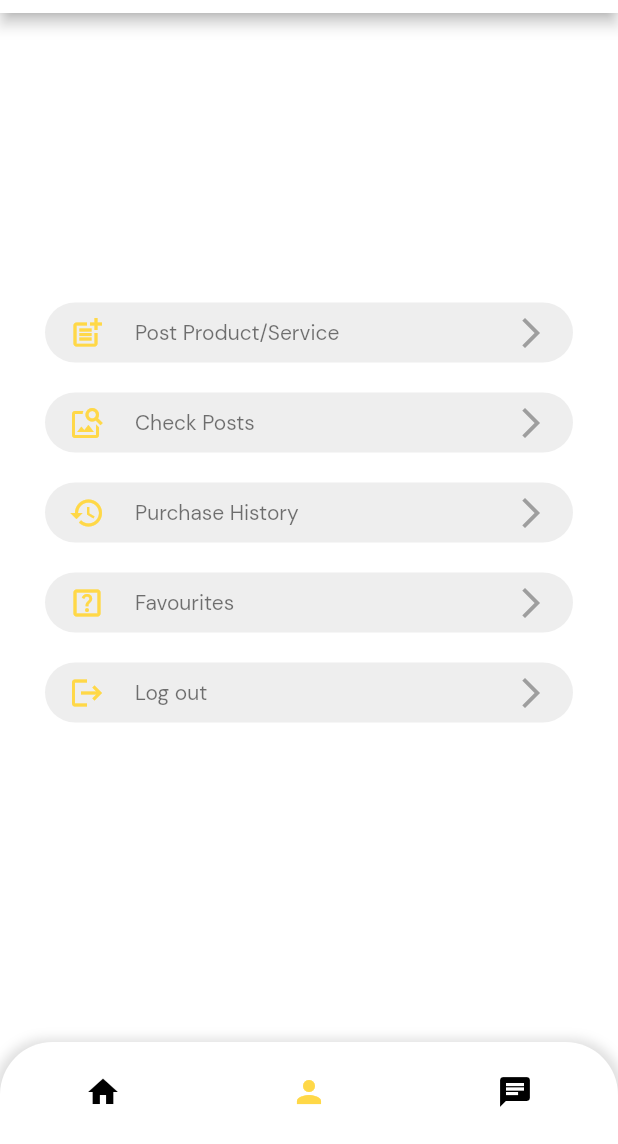
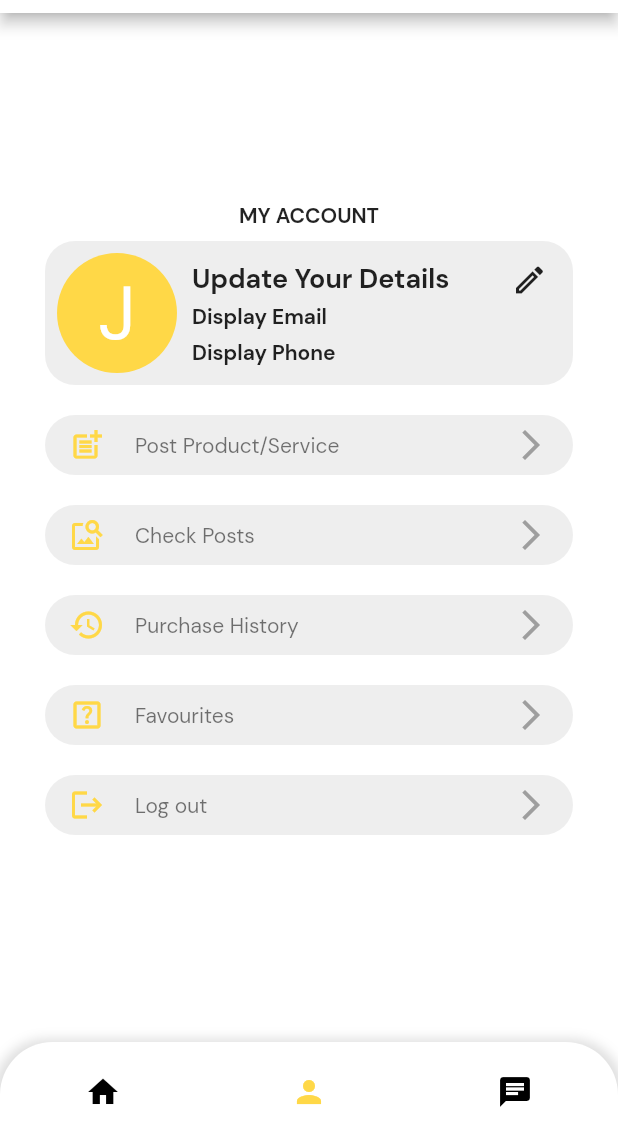
Before and after one commit to Leroy143/shopspace, a Flutter app: the screen it shows once a user with an empty profile is signed in, item 2 of the bottom bar chosen, on a phone screen of 412 x 824 dp, the part 92-1236 px from its top. Run offline on Flutter 3.47's test engine with Material 2 defaults, Android fonts, the phone set to English and light mode, and no system bars; our stand-ins replace cached_network_image, cloud_firestore, file_picker, firebase_auth, firebase_core, firebase_storage and 2 more; accounts and stored records are empty.

Commit message:
Profile added

```diff
--- a/lib/main.dart
+++ b/lib/main.dart
@@ -49,7 +49,11 @@ Future<void> main() async {
           child = const LoginScreen();
       }
 
-      return MaterialApp(theme: CustomTheme.getTheme(),home: child);
+      return MaterialApp(
+        theme: CustomTheme.getTheme(),
+        home: child,
+        debugShowCheckedModeBanner: false
+      );
     },), )
   );
 }
--- a/lib/screens/profile.dart
+++ b/lib/screens/profile.dart
@@ -1,3 +1,4 @@
+//import 'dart:html';
 
 import 'package:flutter/material.dart';
 
@@ -7,6 +8,7 @@ import 'package:shopspace/screens/add_product.dart';
 import 'package:shopspace/screens/check_products.dart';
 import 'package:shopspace/screens/favourite.dart';
 import 'package:shopspace/screens/search_product.dart';
+import 'package:shopspace/screens/update_profile.dart';
 
 import '../components/custom_button.dart';
 
@@ -29,37 +31,133 @@ class _ProfileScreenState extends State<ProfileScreen> {
     Provider.of<ApplicationState>(context, listen: false).signOut();
   }
 
-
-
   @override
   Widget build(BuildContext context) {
     return Center(
       child: SingleChildScrollView(
         child: Container(
-              padding: EdgeInsets.all(30),
+          padding: const EdgeInsets.all(30),
           child: Column(
             children: [
-                  ProfileListButton(icon: Icons.post_add, text: "Post Product/Service", onPress: (){
-                    Navigator.push(context, MaterialPageRoute(builder: (context)=>const AddProductScreen()));
+              Container(
+                child: Padding(
+                  padding: const EdgeInsets.all(8.0),
+                  child: Text(
+                    'MY ACCOUNT',
+                    style: TextStyle(fontWeight: FontWeight.bold),
+                  ),
+                ),
+              ),
+              Padding(
+                padding: const EdgeInsets.fromLTRB(0,0,0,20),
+                child: Stack(
+                  children: [
+                    Container(
+                      decoration: BoxDecoration(
+                        borderRadius: BorderRadius.circular(20),
+                        color: Colors.grey[200],
+                      ),
+                      //color: Colors.grey[200],
+                      child: Padding(
+                        padding: const EdgeInsets.all(8.0),
+                        child: Column(
+                          children: [
+                            Row(children: [
+                              CircleAvatar(
+                                radius: 40,
+                                backgroundColor: Theme.of(context).primaryColor,
+                                child: Text(
+                                  'J',
+                                  style: TextStyle(fontSize: 50, color: Colors.white),
+                                ),
+                              ),
+                              SizedBox(width: 10),
+                              Container(
+                                height: 70,
+                                child: Column(
+                                  crossAxisAlignment: CrossAxisAlignment.start,
+                                  mainAxisAlignment: MainAxisAlignment.spaceBetween,
+                                  children: [
+                                    Text(
+                                      'Update Your Details',
+                                      style: TextStyle(fontWeight: FontWeight.bold, fontSize: 18,),
+                                    ),
+                                    Text(
+                                      'Display Email',
+                                      style: TextStyle(fontWeight: FontWeight.bold, fontSize: 14,),
+                                    ),
+                                    Text(
+                                      'Display Phone',
+                                      style: TextStyle(fontWeight: FontWeight.bold, fontSize: 14,),
+                                    ),
+                                  ],
+                                ),
+                              ),
+                            ]),
+                          ],
+                        ),
+                      ),
+                    ),
+                    Positioned(
+                      right: 5.0,
+                      top: 2.0,
+                      child: IconButton(
+                        icon: Icon(
+                          Icons.edit_outlined,
+                        ),
+                        onPressed:(){
+                           Navigator.push(
+                          context,
+                          MaterialPageRoute(
+                              builder: (context) => UpdateProfileScreen()));
+                        } ,
+                      ),
+                    )
+                  ],
+                ),
+              ),
+              ProfileListButton(
+                  icon: Icons.post_add,
+                  text: "Post Product/Service",
+                  onPress: () {
+                    Navigator.push(
+                        context,
+                        MaterialPageRoute(
+                            builder: (context) => const AddProductScreen()));
                   }),
-                  ProfileListButton(icon: Icons.image_search, text: "Check Posts", onPress: (){
-                    Navigator.push(context, MaterialPageRoute(builder: (context)=>const CheckProductScreen()));
+              ProfileListButton(
+                  icon: Icons.image_search,
+                  text: "Check Posts",
+                  onPress: () {
+                    Navigator.push(
+                        context,
+                        MaterialPageRoute(
+                            builder: (context) => const CheckProductScreen()));
                   }),
-                  ProfileListButton(icon: Icons.history, text: "Purchase History".toString(), onPress: (
-
-                      ){}),
+              ProfileListButton(
+                  icon: Icons.history,
+                  text: "Purchase History".toString(),
+                  onPress: () {}),
               //navigate  to favorite screen
-                  ProfileListButton(icon: Icons.help_center_outlined, text: "Favourites", onPress: (){
-                    Navigator.push(context, MaterialPageRoute(builder: (context)=>const FavouriteScreen()));
+              ProfileListButton(
+                  icon: Icons.help_center_outlined,
+                  text: "Favourites",
+                  onPress: () {
+                    Navigator.push(
+                        context,
+                        MaterialPageRoute(
+                            builder: (context) => const FavouriteScreen()));
                   }),
               //ProfileListButton(icon: Icons.settings, text: "Help & Support", onPress: (){}),
               //ProfileListButton(icon: Icons.share, text: "Invite a friend", onPress: (){}),
-                  ProfileListButton(icon: Icons.logout, text: "Log out", onPress: signOutButtonPressed),
+              ProfileListButton(
+                  icon: Icons.logout,
+                  text: "Log out",
+                  onPress: signOutButtonPressed),
             ],
           ),
         ),
       ),
     );
   }
-
 }
--- a/pubspec.yaml
+++ b/pubspec.yaml
@@ -51,6 +51,7 @@ dependencies:
   flutter_chat_bubble: ^2.0.0
   cupertino_list_tile: ^0.2.1
   flutter_mobx: ^2.0.6+1
+  image_picker: ^0.8.4+10
 
 
 dev_dependencies:
@@ -78,6 +79,7 @@ flutter:
   # To add assets to your application, add an assets section, like this:
   assets:
     - assets/config/
+    - assets/images/
 
   #   - images/a_dot_ham.jpeg
 
```
Also changed, not shown: lib/screens/update_profile.dart (added, +297 -0 lines), lib/utils/eco_button.dart (added, +56 -0 lines), lib/utils/ecotextfield.dart (added, +54 -0 lines), assets/images/add_pic.png (added), pubspec.lock. Lines whose indentation alone changed are shown as unchanged.
